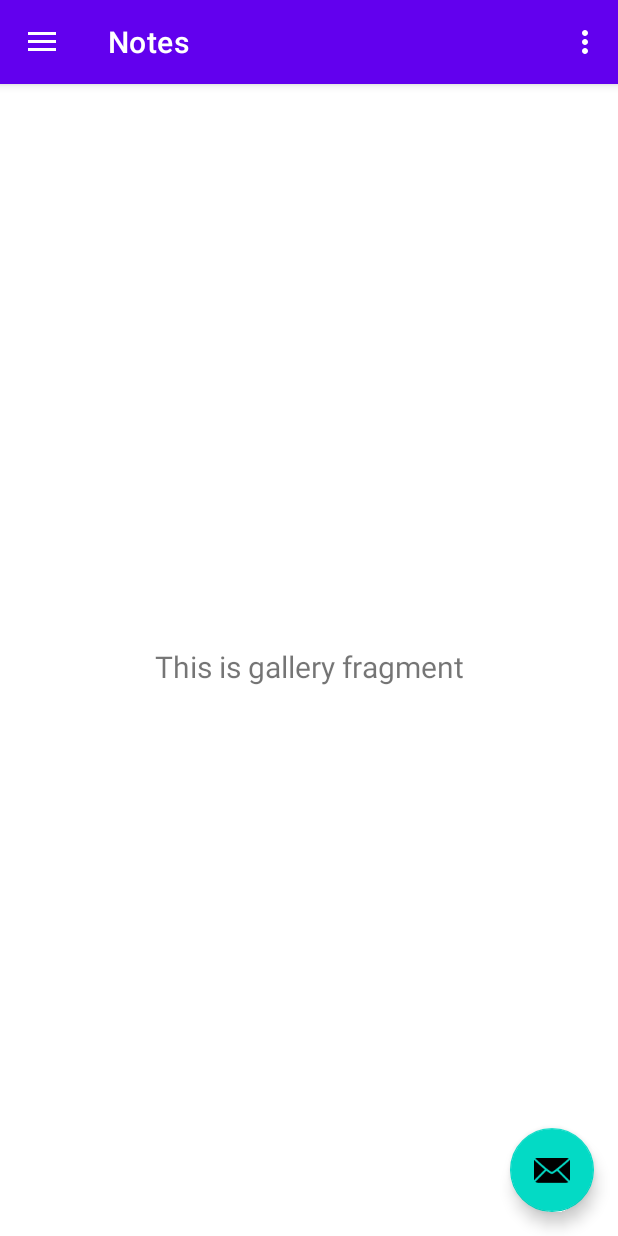
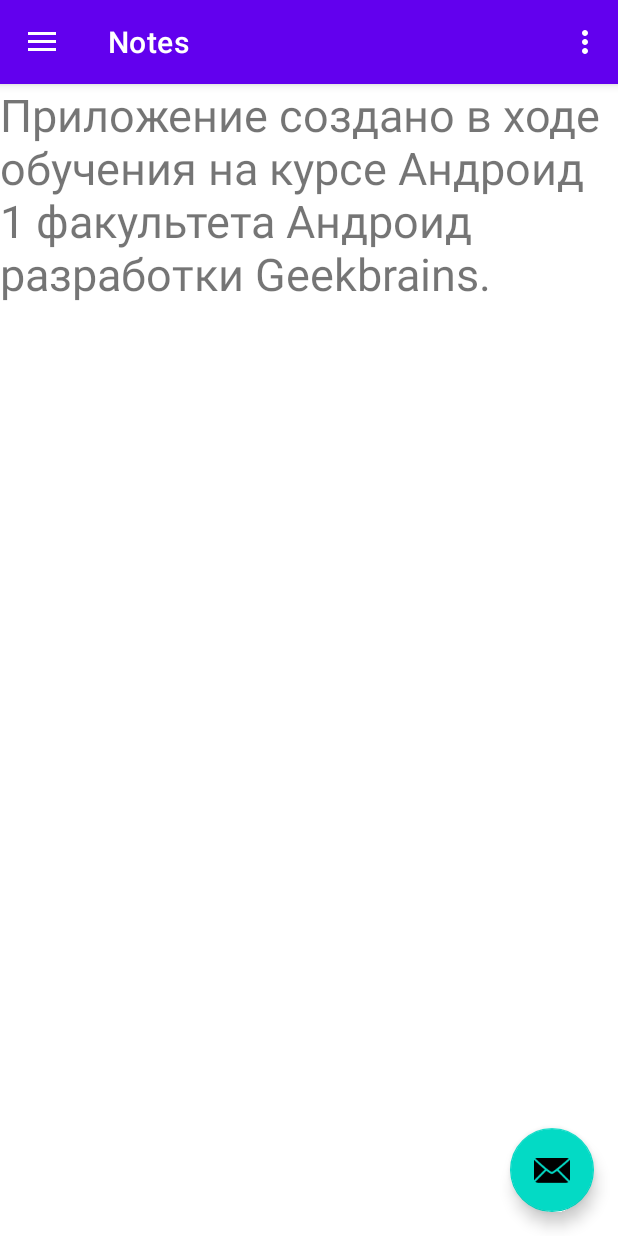
Before and after one commit to KaterinaTroitskaya/Lesson_7_, an Android app: the screen it shows after launch (MainActivity), in the side drawer, after a tap on "About Application", on a phone screen of 412 x 824 dp. Run offline under Robolectric (Android 15) with nearby library versions, the phone set to English and light mode, and no system bars; our stand-ins replace navigation-ui.

Commit message:
Удалила ненужные директории, создала свой фрагмент "О приложении".

```diff
--- a/app/build.gradle
+++ b/app/build.gradle
@@ -40,6 +40,7 @@ dependencies {
     implementation 'androidx.lifecycle:lifecycle-viewmodel-ktx:2.2.0'
     implementation 'androidx.navigation:navigation-fragment:2.3.5'
     implementation 'androidx.navigation:navigation-ui:2.3.5'
+    implementation 'androidx.legacy:legacy-support-v4:1.0.0'
     testImplementation 'junit:junit:4.+'
     androidTestImplementation 'androidx.test.ext:junit:1.1.3'
     androidTestImplementation 'androidx.test.espresso:espresso-core:3.4.0'
--- /dev/null
+++ b/app/src/main/java/com/example/lesson_7_/AboutAppFragment.java
@@ -0,0 +1,21 @@
+package com.example.lesson_7_;
+
+import android.os.Bundle;
+
+import androidx.annotation.Nullable;
+import androidx.fragment.app.Fragment;
+
+import android.view.LayoutInflater;
+import android.view.View;
+import android.view.ViewGroup;
+
+
+public class AboutAppFragment extends Fragment {
+
+    @Nullable
+    @Override
+    public View onCreateView(LayoutInflater inflater, @Nullable ViewGroup container, @Nullable Bundle savedInstanceState) {
+        View view = inflater.inflate(R.layout.fragment_about_app, container, false);
+        return view;
+    }
+}
--- a/app/src/main/java/com/example/lesson_7_/ui/gallery/GalleryFragment.java
+++ /dev/null
@@ -1,46 +0,0 @@
-package com.example.lesson_7_.ui.gallery;
-
-import android.os.Bundle;
-import android.view.LayoutInflater;
-import android.view.View;
-import android.view.ViewGroup;
-import android.widget.TextView;
-
-import androidx.annotation.NonNull;
-import androidx.annotation.Nullable;
-import androidx.fragment.app.Fragment;
-import androidx.lifecycle.Observer;
-import androidx.lifecycle.ViewModelProvider;
-
-import com.example.lesson_7_.R;
-import com.example.lesson_7_.databinding.FragmentGalleryBinding;
-
-public class GalleryFragment extends Fragment {
-
-    private GalleryViewModel galleryViewModel;
-    private FragmentGalleryBinding binding;
-
-    public View onCreateView(@NonNull LayoutInflater inflater,
-                             ViewGroup container, Bundle savedInstanceState) {
-        galleryViewModel =
-                new ViewModelProvider(this).get(GalleryViewModel.class);
-
-        binding = FragmentGalleryBinding.inflate(inflater, container, false);
-        View root = binding.getRoot();
-
-        final TextView textView = binding.textGallery;
-        galleryViewModel.getText().observe(getViewLifecycleOwner(), new Observer<String>() {
-            @Override
-            public void onChanged(@Nullable String s) {
-                textView.setText(s);
-            }
-        });
-        return root;
-    }
-
-    @Override
-    public void onDestroyView() {
-        super.onDestroyView();
-        binding = null;
-    }
-}
--- a/app/src/main/java/com/example/lesson_7_/ui/gallery/GalleryViewModel.java
+++ /dev/null
@@ -1,19 +0,0 @@
-package com.example.lesson_7_.ui.gallery;
-
-import androidx.lifecycle.LiveData;
-import androidx.lifecycle.MutableLiveData;
-import androidx.lifecycle.ViewModel;
-
-public class GalleryViewModel extends ViewModel {
-
-    private MutableLiveData<String> mText;
-
-    public GalleryViewModel() {
-        mText = new MutableLiveData<>();
-        mText.setValue("This is gallery fragment");
-    }
-
-    public LiveData<String> getText() {
-        return mText;
-    }
-}
--- /dev/null
+++ b/app/src/main/res/layout/fragment_about_app.xml
@@ -0,0 +1,15 @@
+<?xml version="1.0" encoding="utf-8"?>
+<FrameLayout xmlns:android="http://schemas.android.com/apk/res/android"
+    xmlns:tools="http://schemas.android.com/tools"
+    android:layout_width="match_parent"
+    android:layout_height="match_parent"
+    tools:context=".AboutAppFragment">
+
+    <TextView
+        android:id="@+id/about_app"
+        android:layout_width="match_parent"
+        android:layout_height="match_parent"
+        android:text="@string/about_app_fragment"
+        android:textSize="@dimen/about_app_textsize"/>
+
+</FrameLayout>
--- a/app/src/main/res/layout/fragment_gallery.xml
+++ /dev/null
@@ -1,22 +0,0 @@
-<?xml version="1.0" encoding="utf-8"?>
-<androidx.constraintlayout.widget.ConstraintLayout xmlns:android="http://schemas.android.com/apk/res/android"
-    xmlns:app="http://schemas.android.com/apk/res-auto"
-    xmlns:tools="http://schemas.android.com/tools"
-    android:layout_width="match_parent"
-    android:layout_height="match_parent"
-    tools:context=".ui.gallery.GalleryFragment">
-
-    <TextView
-        android:id="@+id/text_gallery"
-        android:layout_width="match_parent"
-        android:layout_height="wrap_content"
-        android:layout_marginStart="8dp"
-        android:layout_marginTop="8dp"
-        android:layout_marginEnd="8dp"
-        android:textAlignment="center"
-        android:textSize="20sp"
-        app:layout_constraintBottom_toBottomOf="parent"
-        app:layout_constraintEnd_toEndOf="parent"
-        app:layout_constraintStart_toStartOf="parent"
-        app:layout_constraintTop_toTopOf="parent" />
-</androidx.constraintlayout.widget.ConstraintLayout>
--- a/app/src/main/res/navigation/mobile_navigation.xml
+++ b/app/src/main/res/navigation/mobile_navigation.xml
@@ -13,8 +13,8 @@
 
     <fragment
         android:id="@+id/nav_about"
-        android:name="com.example.lesson_7_.ui.gallery.GalleryFragment"
+        android:name="com.example.lesson_7_.AboutAppFragment"
         android:label="@string/menu_home"
-        tools:layout="@layout/fragment_gallery" />
+        tools:layout="@layout/fragment_about_app" />
 
 </navigation>
--- a/app/src/main/res/values/dimens.xml
+++ b/app/src/main/res/values/dimens.xml
@@ -5,4 +5,5 @@
     <dimen name="nav_header_vertical_spacing">8dp</dimen>
     <dimen name="nav_header_height">176dp</dimen>
     <dimen name="fab_margin">16dp</dimen>
+    <dimen name="about_app_textsize">30sp</dimen>
 </resources>
--- a/app/src/main/res/values/strings.xml
+++ b/app/src/main/res/values/strings.xml
@@ -6,10 +6,13 @@
     <string name="nav_header_subtitle">android.studio@android.com</string>
     <string name="nav_header_desc">Simple notes</string>
     <string name="sorting">Sorting</string>
+    <string name="about_app_fragment">Приложение создано в ходе обучения на курсе Андроид 1 факультета Андроид разработки Geekbrains.</string>
 
     <string name="menu_home">Notes</string>
     <string name="menu_about_app">About Application</string>
     <string name="avatar">avatar</string>
     <string name="sort_by_date">Sort by date</string>
     <string name="sort_by_name">Sort by name</string>
+    <!-- TODO: Remove or change this placeholder text -->
+    <string name="hello_blank_fragment">Hello blank fragment</string>
 </resources>
```
Also changed, not shown: app/src/main/java/com/example/lesson_7_/ui/slideshow/SlideshowFragment.java (deleted, +0 -46 lines), app/src/main/java/com/example/lesson_7_/ui/slideshow/SlideshowViewModel.java (deleted, +0 -19 lines), app/src/main/res/layout/fragment_slideshow.xml (deleted, +0 -22 lines).
